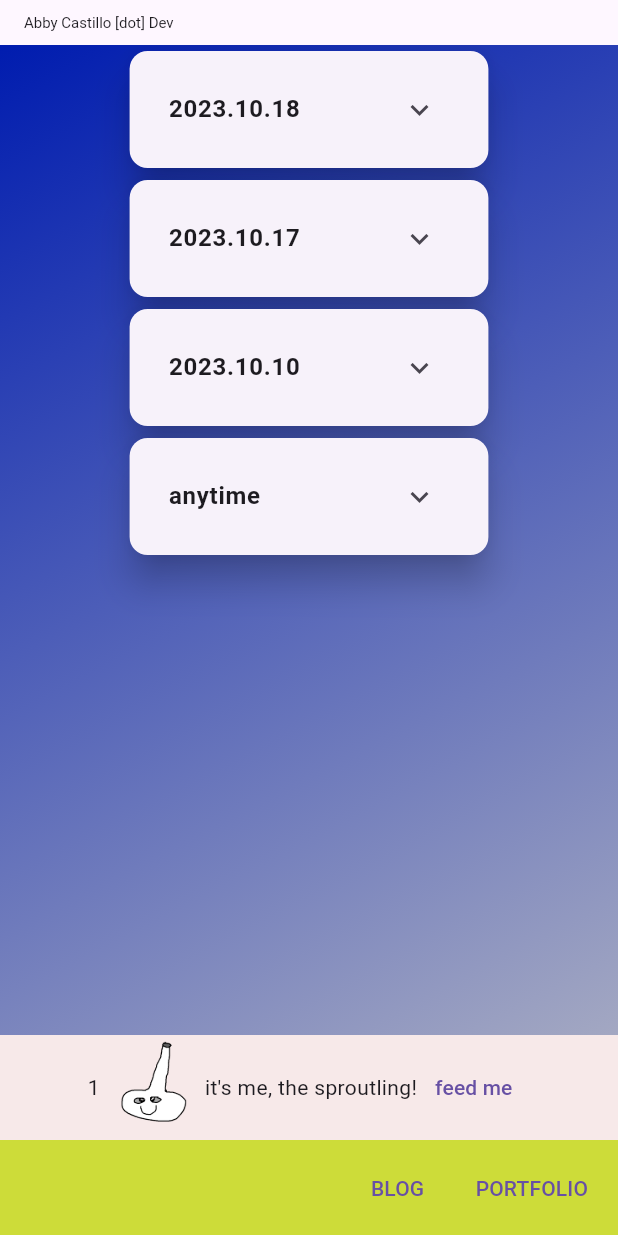
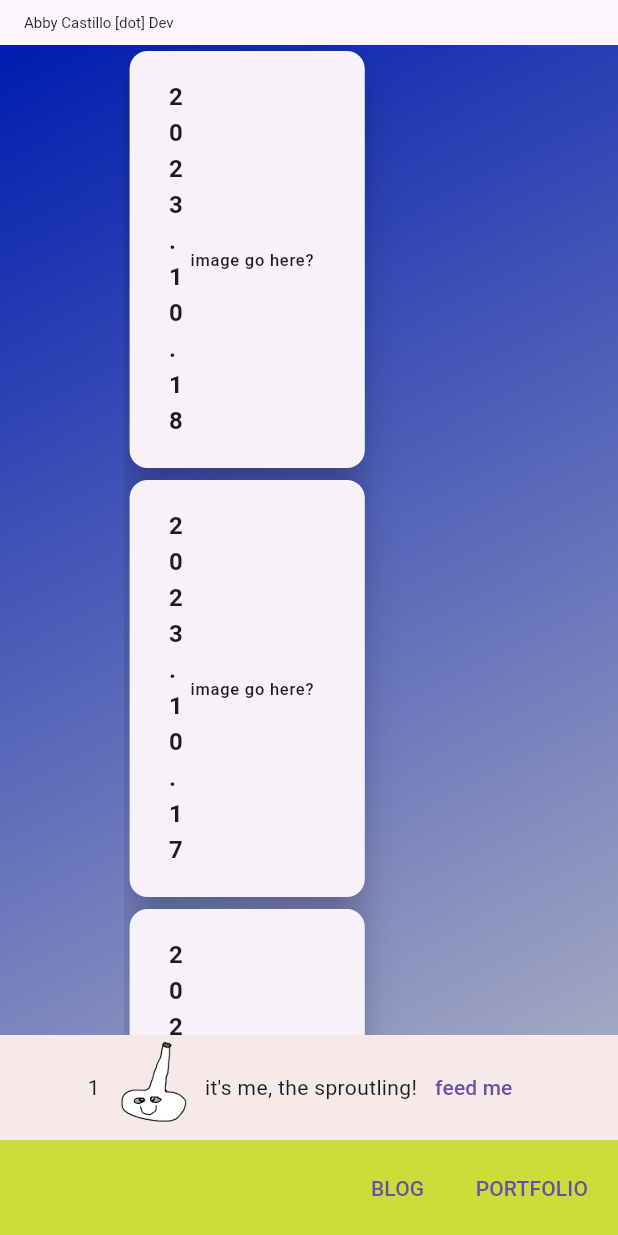
Before and after one commit to abbymachines/flutter-dev-portfolio, a Flutter app: the screen it shows after launch, after a tap on "feed me", after a tap on "BLOG", on a phone screen of 412 x 824 dp. Run offline on Flutter 3.47's test engine with Material 2 defaults, Android fonts, the phone set to English and light mode, and no system bars; our stand-ins replace flutter_markdown.

Commit message:
make use of 'trailing' property in expansion tile

```diff
--- a/lib/widgets/items/item.dart
+++ b/lib/widgets/items/item.dart
@@ -34,15 +34,23 @@ class _ItemState extends State<Item> {
 
   @override
   Widget build(BuildContext context) {
-    const double padding = 10;
+    const int padding = 5;
 
     return SizedBox(
-      width: MediaQuery.of(context).size.width * .6,
+      // width: MediaQuery.of(context).size.width * .6,
+      child: Row(
+        mainAxisSize: MainAxisSize.min,
+        children: [
+          Container(
+            width: MediaQuery.of(context).size.width * .4,
             child: Card(
               elevation: 10,
               child: Padding(
-          padding: const EdgeInsets.all(padding),
+                padding: const EdgeInsets.all(10),
                 child: ExpansionTile(
+                  trailing: Container(
+                    child: Text('image go here?'),
+                  ),
                   shape: OvalBorder(eccentricity: .5),
                   title: Text(
                     widget.item.label,
@@ -52,12 +60,21 @@ class _ItemState extends State<Item> {
                   children: <Widget>[
                     // MarkdownBody(data: widget.item.mainText),
                     Padding(
-                padding: const EdgeInsets.all(padding),
+                      padding: const EdgeInsets.all(10),
                       child: MarkdownBody(data: widget.item.expandedText),
                     ),
                   ],
                 ),
               ),
+            ),
+          ),
+          // Container(
+          //   width: MediaQuery.of(context).size.width * .2,
+          //   height: 50,
+          //   alignment: AlignmentDirectional.topStart,
+          //   child: Text('image go here'),
+          // ),
+        ],
       ),
     );
     // return Column(
--- a/lib/widgets/items/item_list.dart
+++ b/lib/widgets/items/item_list.dart
@@ -14,7 +14,7 @@ class ItemList extends StatelessWidget {
   @override
   Widget build(context) {
     return Expanded(
-      child: SizedBox(
+      child: Container(
         width: MediaQuery.of(context).size.width * .6,
         child: ListView.builder(
           itemCount: items.length,
```
Lines whose indentation alone changed are shown as unchanged.
